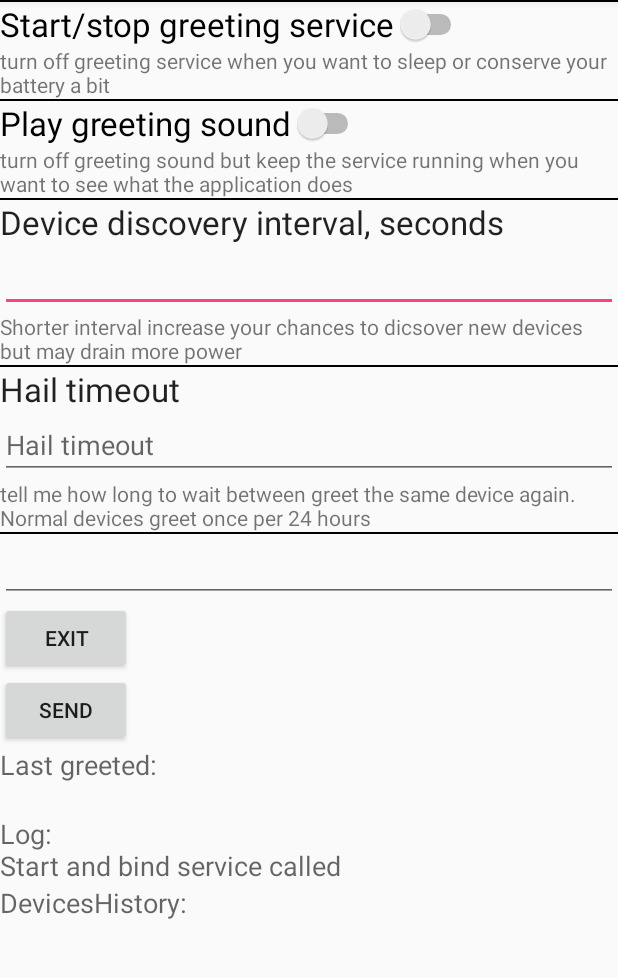
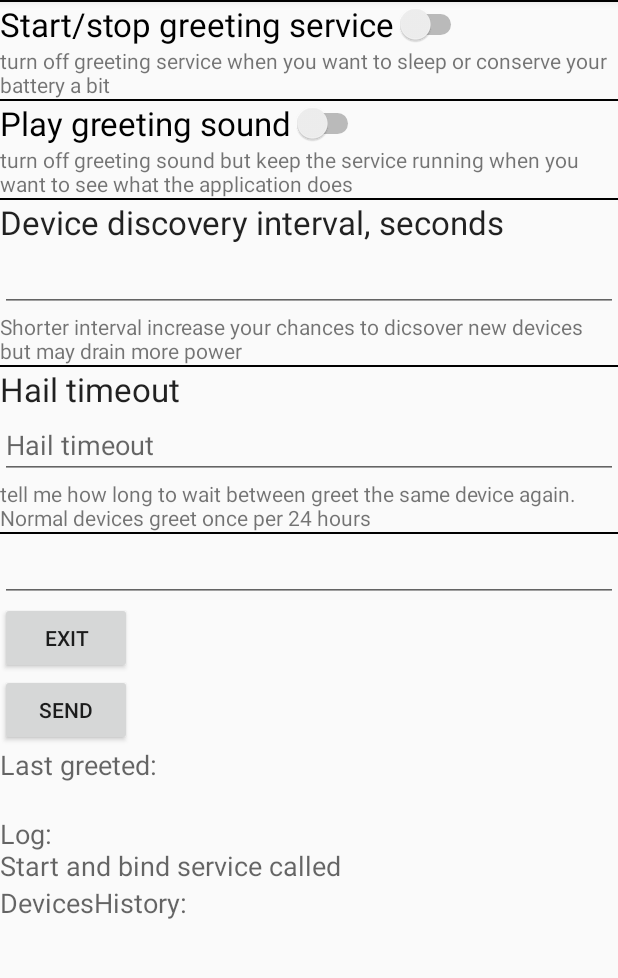
Before and after one commit to laimisnd/icebreaker, an Android app: the screen it shows after launch (MyActivity), on a phone screen of 412 x 824 dp, the part 84-1062 px from its top. Run offline under Robolectric (Android 15) with nearby library versions, the light colour scheme and no system bars; 5 statements that could not run were skipped.

Commit message:
14-service to activity about ok

```diff
--- a/app/src/main/res/layout/content_my.xml
+++ b/app/src/main/res/layout/content_my.xml
@@ -15,7 +15,10 @@
     app:layout_behavior="@string/appbar_scrolling_view_behavior"
     tools:showIn="@layout/activity_my"
     android:weightSum="1"
-    android:scrollIndicators="right">
+    android:scrollIndicators="right"
+    android:descendantFocusability="beforeDescendants"
+    android:focusableInTouchMode="true"
+    >
 
     <View
         android:layout_width="fill_parent"
```
